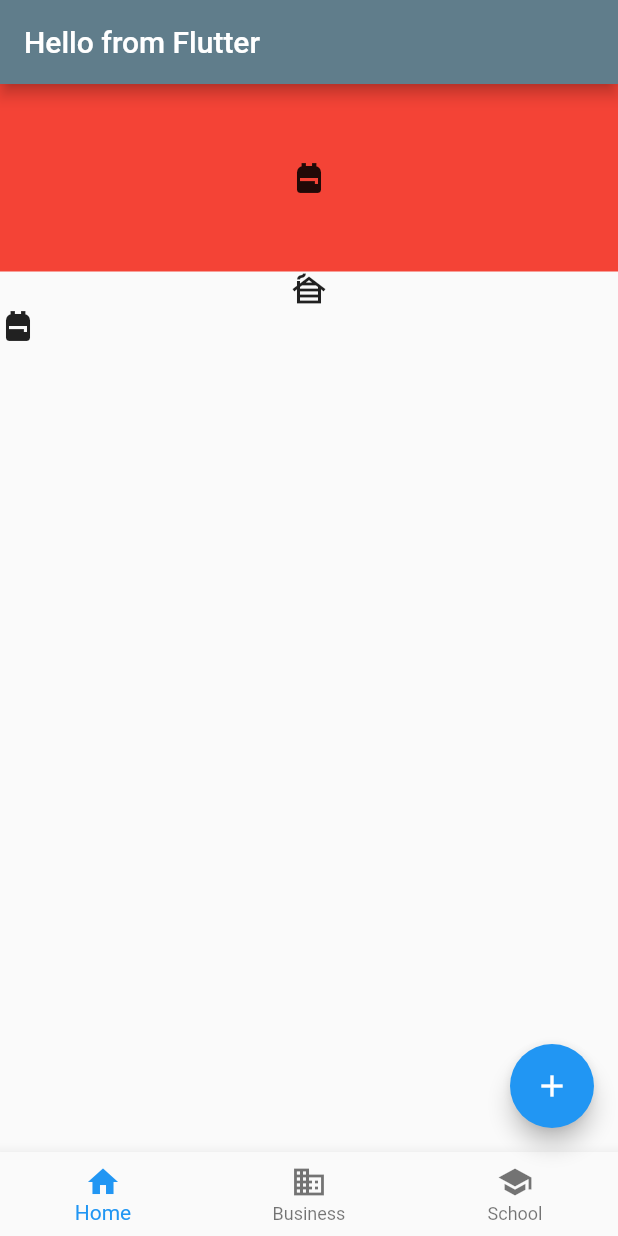
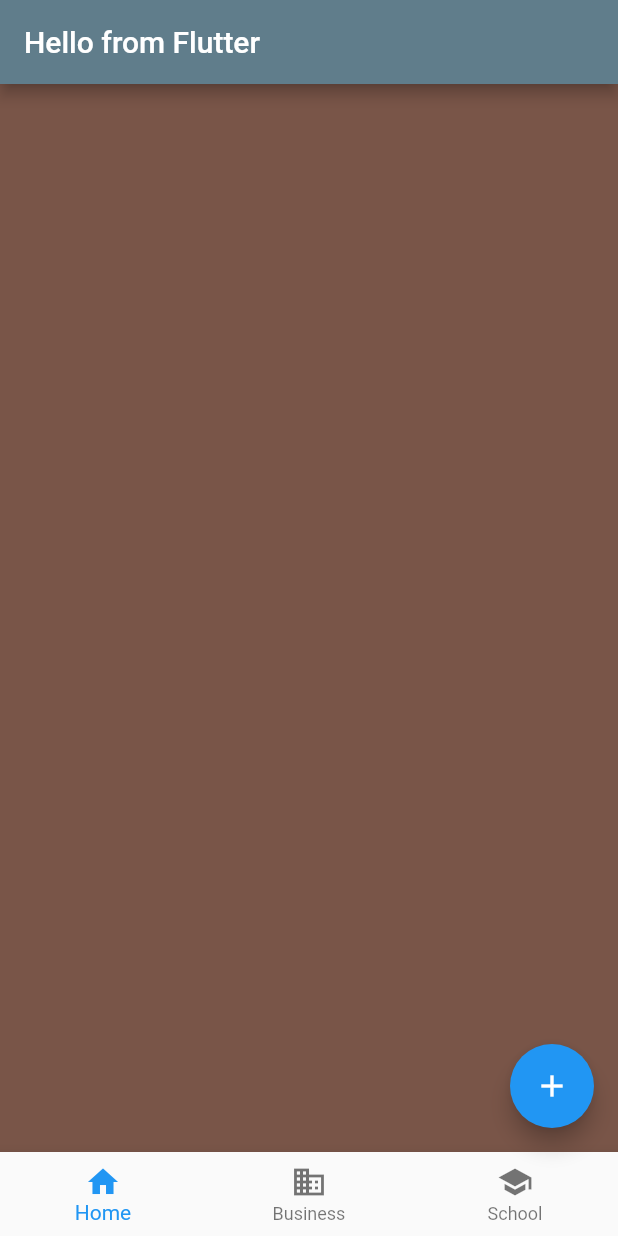
Before and after one commit to jdesoto1618/flutter-android-app, a Flutter app: the screen it shows after launch, on a phone screen of 412 x 824 dp. Run offline on Flutter 3.47's test engine with Material 2 defaults, Android fonts, the phone set to English and light mode, and no system bars.

Commit message:
Adds random number library and creates a random color generator.
This lives within the itemBuilder return and can thus create infinite
scrolling containers of different colors.

```diff
--- a/lib/main.dart
+++ b/lib/main.dart
@@ -1,4 +1,5 @@
 import 'package:flutter/material.dart';
+import 'dart:math' as math;
 
 void main(List<String> args) {
   runApp(MyApp());
@@ -15,22 +16,15 @@ class MyApp extends StatelessWidget {
           backgroundColor: Colors.blueGrey,
           title: const Text('Hello from Flutter'),
         ),
-        body: ListView(
-          scrollDirection: Axis.vertical,
-          addAutomaticKeepAlives: false,
-          children: [
-            Container(
-              color: Colors.red,
-              width: 125,
-              height: 125,
-              child: const Icon(Icons.backpack),
-            ),
-            const Icon(Icons.cabin),
-            const Align(
-              alignment: Alignment.topLeft,
-              child: Icon(Icons.backpack),
-            ),
-          ],
+        body: ListView.builder(
+          itemBuilder: (_, index) {
+            return Container(
+              color: Colors
+                  .primaries[math.Random().nextInt(Colors.primaries.length)],
+              width: 500,
+              height: 500,
+            );
+          },
         ),
         floatingActionButton: FloatingActionButton(
           onPressed: () {
```
